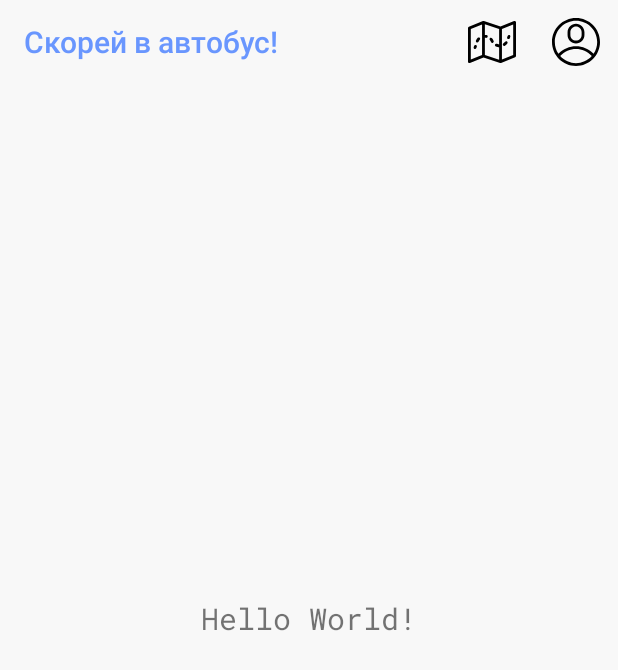
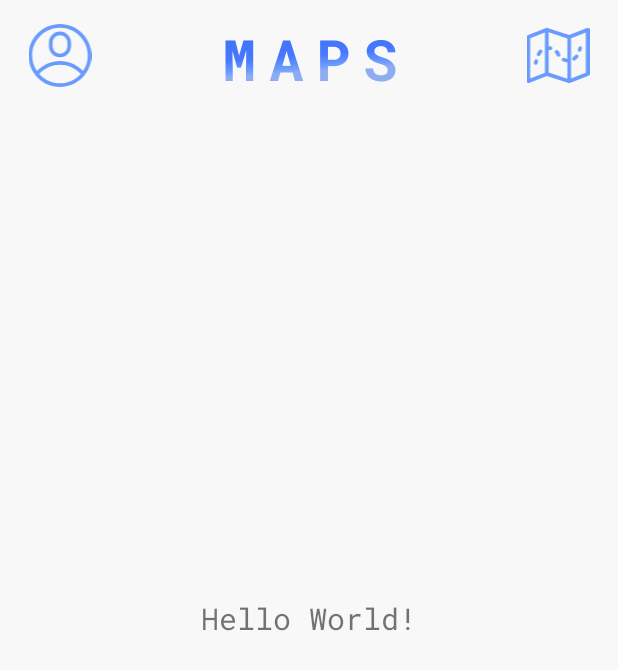
Before and after one commit to ZEMlan/GetOnBus, an Android app: the screen it shows after launch (MainActivity), on a phone screen of 412 x 824 dp. Shown: the top 670 px of the screen. Run offline under Robolectric (Android 15) with nearby library versions, the light colour scheme and no system bars.

Commit message:
v0.1. final heading

```diff
--- a/app/build.gradle
+++ b/app/build.gradle
@@ -29,6 +29,7 @@ dependencies {
     implementation 'androidx.core:core-ktx:1.2.0'
     implementation 'androidx.constraintlayout:constraintlayout:1.1.3'
     implementation 'com.google.android.material:material:1.1.0'
+
     testImplementation 'junit:junit:4.12'
     androidTestImplementation 'androidx.test.ext:junit:1.1.1'
     androidTestImplementation 'androidx.test.espresso:espresso-core:3.2.0'
--- a/app/src/main/java/ru/zemlyanaya/getonbus/MainActivity.kt
+++ b/app/src/main/java/ru/zemlyanaya/getonbus/MainActivity.kt
@@ -1,37 +1,37 @@
 package ru.zemlyanaya.getonbus
 
+import android.graphics.Color
+import android.graphics.LinearGradient
+import android.graphics.Shader
+import android.graphics.Shader.TileMode
 import android.os.Bundle
+import android.text.TextPaint
 import androidx.appcompat.app.AppCompatActivity
-import android.view.Menu
-import android.view.MenuItem
+import kotlinx.android.synthetic.main.head_bar.*
 
-import kotlinx.android.synthetic.main.activity_main.*
 
 class MainActivity : AppCompatActivity() {
 
     override fun onCreate(savedInstanceState: Bundle?) {
         super.onCreate(savedInstanceState)
         setContentView(R.layout.activity_main)
-        setSupportActionBar(toolbar)
-
+        initUI()
     }
 
-    override fun onCreateOptionsMenu(menu: Menu): Boolean {
-        menuInflater.inflate(R.menu.menu_main, menu)
-        return true
-    }
-
-    override fun onOptionsItemSelected(item: MenuItem): Boolean {
-        return when (item.itemId) {
-            R.id.action_map -> {
-                //TODO("Add map fragment")
-                true
-            }
-            R.id.action_profile ->{
-                //TODO("Add profile fragment")
-                true
-            }
-            else -> super.onOptionsItemSelected(item)
-        }
+    private fun initUI(){
+        val textShader: Shader = LinearGradient(
+            0f,
+            0f,
+            label.text.length.toFloat(),
+            label.textSize,
+            intArrayOf(Color.rgb(60, 111, 250),
+                Color.rgb(71, 120, 254),
+                Color.rgb(105, 155, 254),
+                Color.rgb(142, 173, 241)
+                ),
+            floatArrayOf(0.1f, 0.7f, 0.9f, 1f),
+            TileMode.CLAMP
+        )
+        label.paint.shader = textShader
     }
 }
--- /dev/null
+++ b/app/src/main/res/font/roboto_mono_bold.xml
@@ -0,0 +1,7 @@
+<?xml version="1.0" encoding="utf-8"?>
+<font-family xmlns:app="http://schemas.android.com/apk/res-auto"
+        app:fontProviderAuthority="com.google.android.gms.fonts"
+        app:fontProviderPackage="com.google.android.gms"
+        app:fontProviderQuery="name=Roboto Mono&amp;weight=700"
+        app:fontProviderCerts="@array/com_google_android_gms_fonts_certs">
+</font-family>
--- a/app/src/main/res/layout/activity_main.xml
+++ b/app/src/main/res/layout/activity_main.xml
@@ -1,28 +1,12 @@
 <?xml version="1.0" encoding="utf-8"?>
 <androidx.coordinatorlayout.widget.CoordinatorLayout xmlns:android="http://schemas.android.com/apk/res/android"
-    xmlns:app="http://schemas.android.com/apk/res-auto"
     xmlns:tools="http://schemas.android.com/tools"
     android:layout_width="match_parent"
     android:layout_height="match_parent"
     tools:context=".MainActivity">
 
-    <com.google.android.material.appbar.AppBarLayout
-        android:layout_width="match_parent"
-        android:layout_height="wrap_content"
-        android:background="@color/backgroundColor"
-        android:fitsSystemWindows="true"
-        android:theme="@style/AppTheme.AppBarOverlay"
-        app:elevation="0dp"
-        android:translationZ="0.1dp">
 
-        <androidx.appcompat.widget.Toolbar
-            android:id="@+id/toolbar"
-            android:layout_width="match_parent"
-            android:layout_height="?attr/actionBarSize"
-            android:background="@null"
-            app:titleTextColor="@color/primaryColor"/>
-
-    </com.google.android.material.appbar.AppBarLayout>
+    <include layout="@layout/head_bar"/>
 
     <include layout="@layout/content_main" />
 
--- /dev/null
+++ b/app/src/main/res/layout/head_bar.xml
@@ -0,0 +1,61 @@
+<?xml version="1.0" encoding="utf-8"?>
+<androidx.constraintlayout.widget.ConstraintLayout xmlns:android="http://schemas.android.com/apk/res/android"
+    xmlns:app="http://schemas.android.com/apk/res-auto"
+    xmlns:tools="http://schemas.android.com/tools"
+    android:layout_width="match_parent"
+    android:layout_height="70dp"
+    android:background="@android:color/transparent"
+    android:elevation="10dp">
+
+    <ImageButton
+        android:id="@+id/butProfile"
+        android:layout_width="48dp"
+        android:layout_height="0dp"
+        android:layout_marginStart="16dp"
+        android:layout_marginTop="16dp"
+        android:layout_marginBottom="12dp"
+        android:background="?attr/selectableItemBackgroundBorderless"
+        android:scaleType="fitCenter"
+        android:tint="@color/primaryColor"
+        app:layout_constraintBottom_toBottomOf="parent"
+        app:layout_constraintStart_toStartOf="parent"
+        app:layout_constraintTop_toTopOf="parent"
+        app:layout_constraintVertical_bias="0.0"
+        app:srcCompat="@drawable/ic_account" />
+
+    <ImageButton
+        android:id="@+id/butMap"
+        android:layout_width="48dp"
+        android:layout_height="0dp"
+        android:layout_marginTop="16dp"
+        android:layout_marginEnd="16dp"
+        android:layout_marginBottom="12dp"
+        android:background="?attr/selectableItemBackgroundBorderless"
+        android:scaleType="fitCenter"
+        android:tint="@color/primaryColor"
+        app:layout_constraintBottom_toBottomOf="parent"
+        app:layout_constraintEnd_toEndOf="parent"
+        app:layout_constraintTop_toTopOf="parent"
+        app:layout_constraintVertical_bias="0.0"
+        app:srcCompat="@drawable/ic_map" />
+
+    <TextView
+        android:id="@+id/label"
+        android:layout_width="wrap_content"
+        android:layout_height="wrap_content"
+        android:layout_marginTop="8dp"
+        android:background="?attr/selectableItemBackgroundBorderless"
+        android:clickable="true"
+        android:focusable="true"
+        android:fontFamily="@font/roboto_mono_bold"
+        android:text="@string/maps"
+        android:textAlignment="center"
+        android:textColor="@color/primaryColor"
+        android:textSize="38sp"
+        android:letterSpacing="0.23"
+        app:layout_constraintBottom_toBottomOf="parent"
+        app:layout_constraintEnd_toEndOf="parent"
+        app:layout_constraintHorizontal_bias="0.5"
+        app:layout_constraintStart_toStartOf="parent"
+        app:layout_constraintTop_toTopOf="parent" />
+</androidx.constraintlayout.widget.ConstraintLayout>
--- a/app/src/main/res/menu/menu_main.xml
+++ b/app/src/main/res/menu/menu_main.xml
@@ -7,11 +7,11 @@
     <item
         android:id="@+id/action_map"
         android:icon="@drawable/ic_map"
-        android:title="@string/app_name"
+        android:title="@string/empty_string"
         app:showAsAction="always" />
     <item
         android:id="@+id/action_profile"
         android:icon="@drawable/ic_account"
-        android:title="@string/app_name"
+        android:title="@string/empty_string"
         app:showAsAction="always"/>
 </menu>
--- a/app/src/main/res/values/colors.xml
+++ b/app/src/main/res/values/colors.xml
@@ -3,8 +3,8 @@
     <color name="backgroundColor">#F8F8F8</color>
     <color name="textColor">#1A1B23</color>
     <color name="textAccentColor">#4173FC</color>
-    <color name="primaryColor">#6996FE</color>
-    <color name="primaryLightColor">#8CABEA</color>
+    <color name="primaryColor">#699BFE</color>
+    <color name="primaryLightColor">#8EADF1</color>
     <color name="primaryDarkColor">#3C6FFA</color>
     <color name="secondaryColor">#2E5EFD</color>
     <color name="secondaryDarkColor">#001B66</color>
--- a/app/src/main/res/values/preloaded_fonts.xml
+++ b/app/src/main/res/values/preloaded_fonts.xml
@@ -2,5 +2,6 @@
 <resources>
     <array name="preloaded_fonts" translatable="false">
         <item>@font/roboto_mono</item>
+        <item>@font/roboto_mono_bold</item>
     </array>
 </resources>
--- a/app/src/main/res/values/strings.xml
+++ b/app/src/main/res/values/strings.xml
@@ -1,3 +1,5 @@
 <resources>
     <string name="app_name">Скорей в автобус!</string>
+    <string name="empty_string"> </string>
+    <string name="maps">MAPS</string>
 </resources>
```
